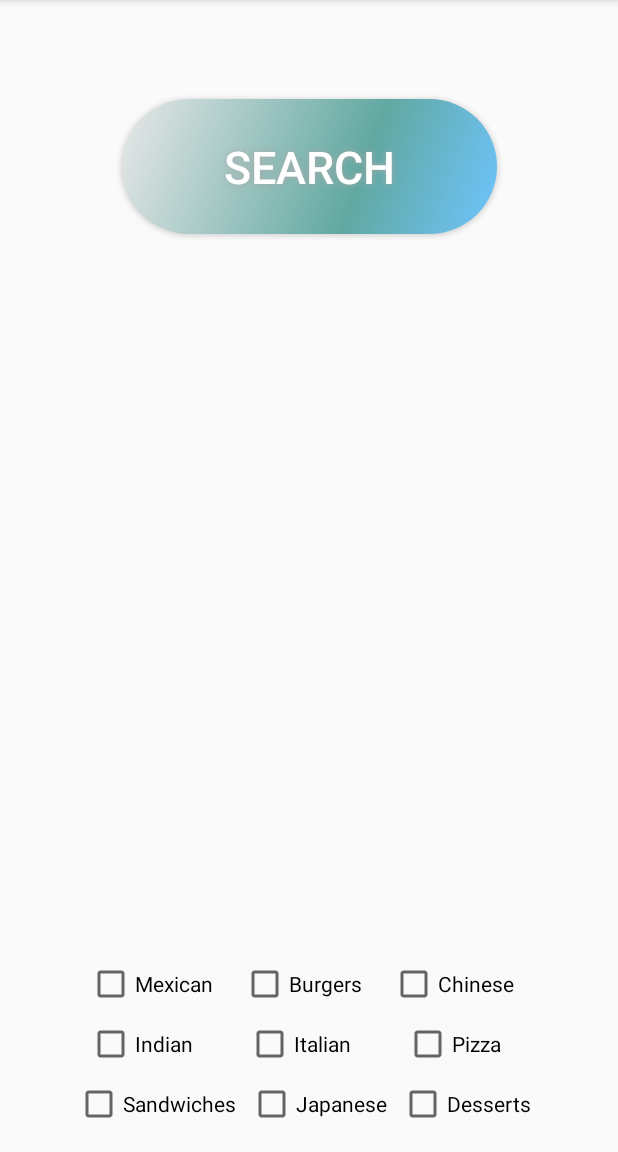
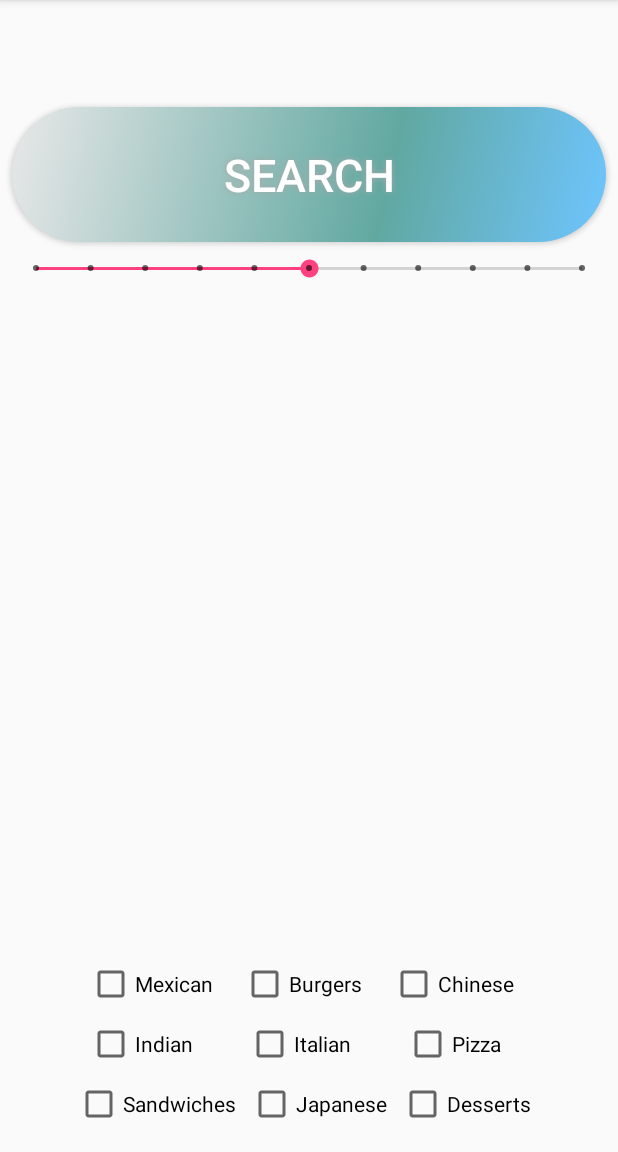
Before and after one commit to DougMandell/BoredAppTest, an Android app: the screen it shows after launch (Main2Activity), after a tap on "RESTURANTS", on a phone screen of 412 x 824 dp, the part 84-1236 px from its top. Run offline under Robolectric (Android 15) with nearby library versions, the phone set to English and light mode, and no system bars.

Commit message:
18 cowboys

```diff
--- a/app/build.gradle
+++ b/app/build.gradle
@@ -36,6 +36,7 @@ dependencies {
     })
     compile 'com.android.support:appcompat-v7:25.3.1'
     compile 'com.android.support.constraint:constraint-layout:1.0.2'
+    compile 'com.google.android.gms:play-services:11.2.0'
+    compile 'com.google.android.gms:play-services-maps:11.0.4'
     testCompile 'junit:junit:4.12'
-    compile 'com.google.android.gms:play-services:11.2.0'
 }
--- a/app/src/main/java/com/example/android/boredapptest/Main2Activity.java
+++ b/app/src/main/java/com/example/android/boredapptest/Main2Activity.java
@@ -23,11 +23,22 @@ public class Main2Activity extends AppCompatActivity {
         super.onCreate(savedInstanceState);
 
         setContentView(R.layout.activity_main2);
-
+        Button button;
         final MediaPlayer song;
         CheckBox mexicanBox;
 
         mexicanBox = (CheckBox) findViewById(R.id.mexicanBox);
+        button=(Button)findViewById(R.id.search_button);
+        button.setOnClickListener(new View.OnClickListener() {
+
+            @Override
+            public void onClick(View v) {
+                // TODO Auto-generated method stub
+                Intent i = new Intent(getApplicationContext(),Restaurants.class);
+                startActivity(i);
+            }
+        });
+
         song= MediaPlayer.create(this, R.raw.pop);
         song.setLooping(false);
         SharedPreferences prefs= PreferenceManager.getDefaultSharedPreferences(getBaseContext());
--- a/app/src/main/java/com/example/android/boredapptest/MainActivity.java
+++ b/app/src/main/java/com/example/android/boredapptest/MainActivity.java
@@ -1,6 +1,9 @@
 package com.example.android.boredapptest;
 
 import android.content.Intent;
+import android.content.pm.PackageManager;
+import android.os.Build;
+import android.support.v4.app.ActivityCompat;
 import android.support.v7.app.AppCompatActivity;
 import android.os.Bundle;
 import android.util.Log;
@@ -9,27 +12,29 @@ import android.widget.Button;
 import android.widget.EditText;
 
 import static android.provider.AlarmClock.EXTRA_MESSAGE;
+public class MainActivity extends AppCompatActivity {
 
-public class MainActivity extends AppCompatActivity {
+    private final static int MY_PERMISSION_FINE_LOCATION = 101;
+
 
     @Override
     protected void onCreate(Bundle savedInstanceState) {
         super.onCreate(savedInstanceState);
         setContentView(R.layout.activity_main);
+        requestPermission();
+
+        //Button moviesButton = (Button) findViewById(R.id.movies);
+
     }
+    private void requestPermission() {
+        if (ActivityCompat.checkSelfPermission(this, android.Manifest.permission.ACCESS_FINE_LOCATION) != PackageManager.PERMISSION_GRANTED) {
+            if (Build.VERSION.SDK_INT >= Build.VERSION_CODES.M) {
+                requestPermissions(new String[]{android.Manifest.permission.ACCESS_FINE_LOCATION}, MY_PERMISSION_FINE_LOCATION);
+            }
+        }
+    }
+    public void openMovies(){
 
-    public void openMovies(View view){
-        Button moviesButton;
-        moviesButton = (Button) findViewById(R.id.MoviesButton);
-
-        moviesButton.setOnClickListener(new View.OnClickListener() {
-            @Override
-            public void onClick(View v) {
-                Intent myIntent = new Intent(MainActivity.this, Movies.class);
-                startActivity(myIntent);
-
-            }
-        });
     }
 
 
--- a/app/src/main/res/layout/activity_main.xml
+++ b/app/src/main/res/layout/activity_main.xml
@@ -70,7 +70,7 @@
                 android:layout_marginLeft="8dp"
                 android:layout_marginRight="8dp"
                 android:background="@drawable/round_button"
-                android:text="Casino"
+                android:text="swimming"
                 app:layout_constraintBottom_toBottomOf="parent"
                 app:layout_constraintRight_toRightOf="parent" />
 
@@ -137,7 +137,7 @@
                 android:layout_marginLeft="8dp"
                 android:layout_marginRight="8dp"
                 android:background="@drawable/round_button"
-                android:text="Liquor Store"
+                android:text="Art "
                 app:layout_constraintBottom_toTopOf="@+id/CasinoButton"
                 app:layout_constraintRight_toRightOf="parent" />
 
--- a/app/src/main/res/layout/activity_main2.xml
+++ b/app/src/main/res/layout/activity_main2.xml
@@ -9,29 +9,6 @@
 
     <!----> /Google Places Tutorial: https://code.tutsplus.com/articles/google-play-services-using-the-places-api--cms-23715<!---->
 
-    <Button
-        android:id="@+id/search_button"
-
-        android:layout_width="250dp"
-        android:layout_height="90dp"
-        android:layout_marginEnd="8dp"
-
-        android:layout_marginLeft="8dp"
-        android:layout_marginRight="8dp"
-        android:layout_marginStart="8dp"
-        android:layout_marginTop="66dp"
-        android:background="@drawable/restaurant_button"
-        android:shadowColor="#A8A8A8"
-        android:shadowDx="0"
-        android:shadowDy="0"
-        android:shadowRadius="5"
-        android:text="Search"
-        android:textColor="#FFFFFF"
-        android:textSize="30sp"
-        app:layout_constraintLeft_toLeftOf="parent"
-        app:layout_constraintRight_toRightOf="parent"
-        app:layout_constraintTop_toTopOf="parent" />
-
     <LinearLayout
         android:layout_width="wrap_content"
         android:layout_height="wrap_content"
@@ -41,7 +18,9 @@
         android:layout_marginLeft="8dp"
         app:layout_constraintLeft_toLeftOf="parent"
         app:layout_constraintBottom_toBottomOf="parent"
-        android:layout_marginBottom="8dp">
+        android:layout_marginBottom="8dp"
+        android:layout_marginStart="8dp"
+        android:layout_marginEnd="8dp">
 
         <LinearLayout
             android:layout_width="match_parent"
@@ -188,9 +167,53 @@
                 android:text="Desserts"
                 app:layout_constraintBottom_toTopOf="@+id/japaneseCheck"
                 app:layout_constraintRight_toRightOf="parent" />
+
         </LinearLayout>
 
     </LinearLayout>
 
+    <SeekBar
+        android:id="@+id/radiusBar"
+        style="@style/Widget.AppCompat.SeekBar.Discrete"
+        android:layout_width="0dp"
+        android:layout_height="19dp"
+        android:layout_marginEnd="8dp"
+        android:layout_marginLeft="8dp"
+        android:layout_marginRight="8dp"
+        android:layout_marginStart="8dp"
+        android:layout_marginTop="8dp"
+        android:layout_weight="1"
+        android:max="10"
+        android:progress="5"
+        app:layout_constraintHorizontal_bias="0.5"
+        app:layout_constraintLeft_toLeftOf="parent"
+        app:layout_constraintRight_toRightOf="parent"
+        app:layout_constraintTop_toBottomOf="@+id/search_button" />
+
+    <Button
+        android:id="@+id/search_button"
+
+        android:layout_width="0dp"
+        android:layout_height="90dp"
+        android:layout_marginEnd="8dp"
+
+        android:layout_marginLeft="8dp"
+        android:layout_marginRight="8dp"
+        android:layout_marginStart="8dp"
+        android:layout_marginTop="71dp"
+        android:layout_weight="1"
+        android:background="@drawable/restaurant_button"
+        android:shadowColor="#A8A8A8"
+        android:shadowDx="0"
+        android:shadowDy="0"
+        android:shadowRadius="5"
+        android:text="Search"
+        android:textColor="#FFFFFF"
+        android:textSize="30sp"
+        app:layout_constraintLeft_toLeftOf="parent"
+        app:layout_constraintRight_toRightOf="parent"
+        app:layout_constraintTop_toTopOf="parent"
+        app:layout_constraintHorizontal_bias="0.0" />
+
 
 </android.support.constraint.ConstraintLayout>
--- a/app/src/main/res/values/strings.xml
+++ b/app/src/main/res/values/strings.xml
@@ -1,3 +1,6 @@
 <resources>
     <string name="app_name">BoredAppTest</string>
+
+    <string name="messageWithLink">This is a message with a link inside!\n<a href="https://www.google.com/"></a></string>
+    <string name="title_activity_maps">Map</string>
 </resources>
```
Also changed, not shown: app/src/debug/res/values/google_maps_api.xml (added, +26 -0 lines), app/src/main/AndroidManifest.xml (+12 -22 lines), app/src/main/java/com/example/android/boredapptest/Map.java (added, +21 -0 lines), app/src/main/java/com/example/android/boredapptest/MapsActivity.java (added, +46 -0 lines), app/src/main/java/com/example/android/boredapptest/Restaurants.java (added, +37 -0 lines), app/src/main/res/drawable/button_shape.xml (added, +28 -0 lines), app/src/main/res/layout/activity_attempt.xml (added, +17 -0 lines), app/src/main/res/layout/activity_maps.xml (added, +8 -0 lines), app/src/main/res/layout/restaurants.xml (added, +155 -0 lines), 1 other file.
